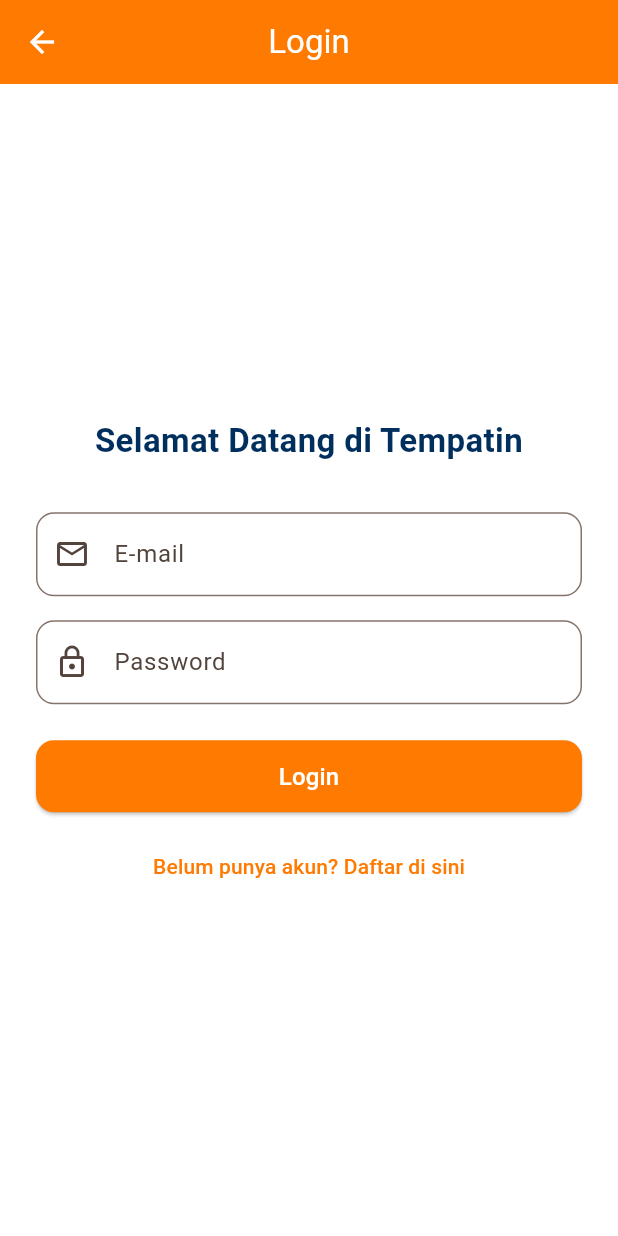
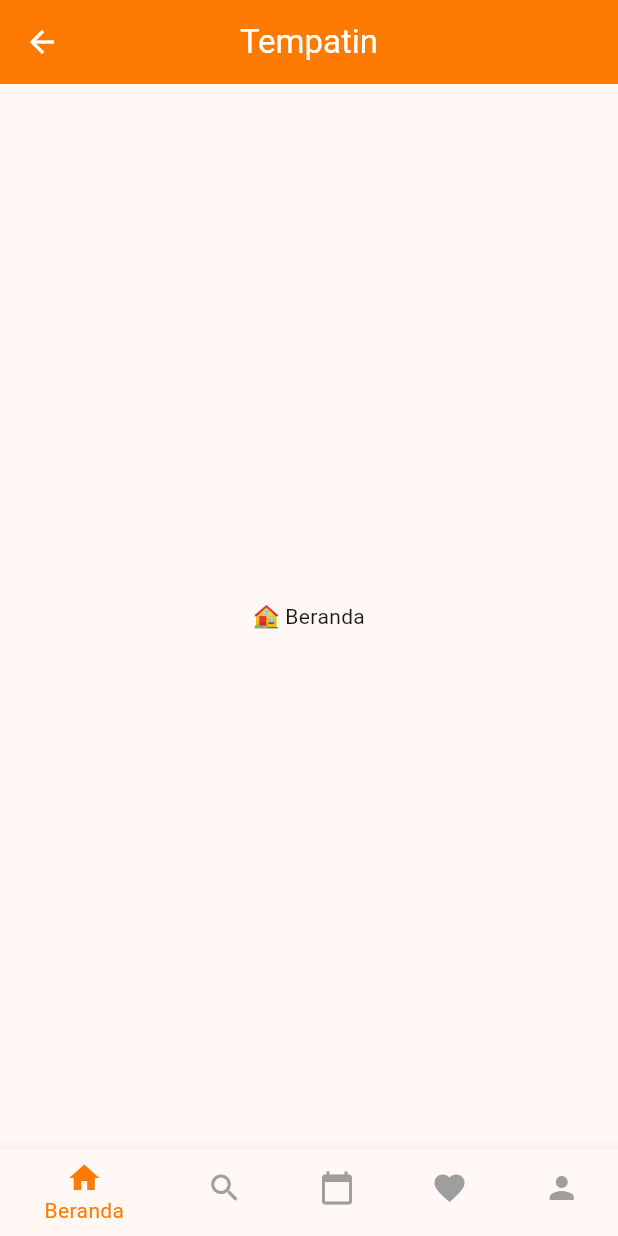
Before and after one commit to djodysutiawan/sdra-tempatin, a Flutter app: the LoginPage screen opened by its route, after a tap on "Login", on a phone screen of 412 x 824 dp. Run offline on Flutter 3.47's test engine with Material 3 defaults, Android fonts, the light colour scheme and no system bars; Roboto replaces fonts that are missing (Poppins).

Commit message:
menambahkan halaman home

```diff
--- a/lib/main.dart
+++ b/lib/main.dart
@@ -2,6 +2,7 @@
 import 'pages/onboarding_page.dart';
 import 'pages/login_page.dart';
 import 'pages/register_page.dart';
+import 'pages/home_page.dart';
 
 void main() {
   runApp(const TempatinApp());
@@ -33,6 +34,7 @@
         '/onboarding': (context) => const OnboardingPage(),
         '/login': (context) => const LoginPage(),
         '/register': (context) => const RegisterPage(),
+        '/home': (context) => const HomePage(),
       },
     );
   }
--- /dev/null
+++ b/lib/pages/home_page.dart
@@ -0,0 +1,53 @@
+import 'package:flutter/material.dart';
+
+class HomePage extends StatefulWidget {
+  const HomePage({super.key});
+
+  @override
+  State<HomePage> createState() => _HomePageState();
+}
+
+class _HomePageState extends State<HomePage> {
+  int _currentIndex = 0;
+
+  final List<Widget> _pages = const [
+    Center(child: Text("🏠 Beranda")),
+    Center(child: Text("🔍 Jelajahi")),
+    Center(child: Text("📅 My Booking")),
+    Center(child: Text("❤ Favorit")),
+    Center(child: Text("👤 Profil")),
+  ];
+
+  @override
+  Widget build(BuildContext context) {
+    return Scaffold(
+      appBar: AppBar(
+        title: const Text("Tempatin"),
+        backgroundColor: const Color(0xFFFF7A00),
+        foregroundColor: Colors.white,
+        centerTitle: true,
+      ),
+      body: _pages[_currentIndex],
+      bottomNavigationBar: BottomNavigationBar(
+        currentIndex: _currentIndex,
+        selectedItemColor: const Color(0xFFFF7A00),
+        unselectedItemColor: Colors.grey,
+        onTap: (index) {
+          setState(() {
+            _currentIndex = index;
+          });
+        },
+        items: const [
+          BottomNavigationBarItem(icon: Icon(Icons.home), label: "Beranda"),
+          BottomNavigationBarItem(icon: Icon(Icons.search), label: "Jelajahi"),
+          BottomNavigationBarItem(
+            icon: Icon(Icons.calendar_today),
+            label: "My Booking",
+          ),
+          BottomNavigationBarItem(icon: Icon(Icons.favorite), label: "Favorit"),
+          BottomNavigationBarItem(icon: Icon(Icons.person), label: "Profil"),
+        ],
+      ),
+    );
+  }
+}
```
